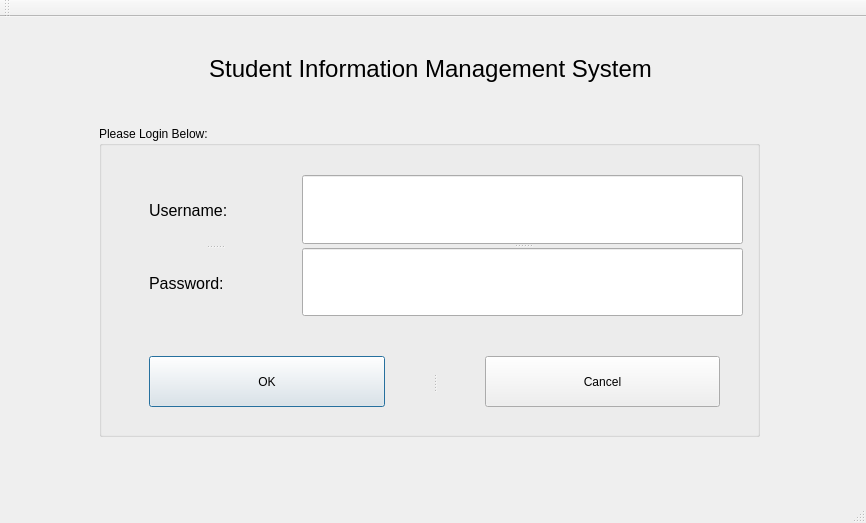
First picture: the form in Form Files/loginView.ui, repository alixabahena/SIMS, before the edit.
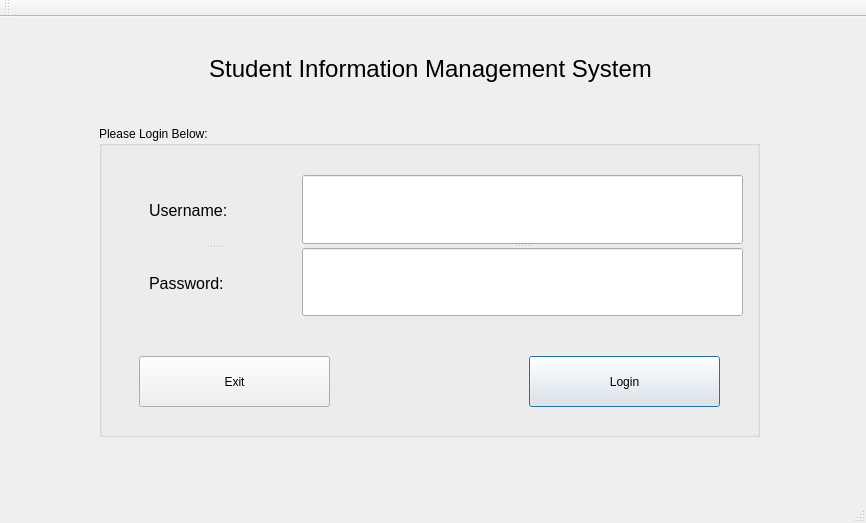
Second picture: the form after the edit.

Commit message: change login screen buttons to be more meaningful

```diff
--- a/Form Files/loginView.ui
+++ b/Form Files/loginView.ui
@@ -147,29 +147,22 @@
       </property>
      </widget>
     </widget>
-    <widget class="QSplitter" name="splitter">
-     <property name="geometry">
-      <rect>
-       <x>50</x>
-       <y>230</y>
-       <width>571</width>
-       <height>51</height>
-      </rect>
-     </property>
-     <property name="orientation">
-      <enum>Qt::Horizontal</enum>
-     </property>
-     <property name="handleWidth">
-      <number>100</number>
-     </property>
      <widget class="QPushButton" name="okButton">
+     <property name="geometry">
+      <rect>
+       <x>430</x>
+       <y>230</y>
+       <width>191</width>
+       <height>51</height>
+      </rect>
+     </property>
       <property name="font">
        <font>
         <pointsize>9</pointsize>
        </font>
       </property>
       <property name="text">
-       <string>OK</string>
+      <string>Login</string>
       </property>
       <property name="autoDefault">
        <bool>true</bool>
@@ -179,15 +172,28 @@
       </property>
      </widget>
      <widget class="QPushButton" name="cancelButton">
+     <property name="geometry">
+      <rect>
+       <x>40</x>
+       <y>230</y>
+       <width>191</width>
+       <height>51</height>
+      </rect>
+     </property>
+     <property name="minimumSize">
+      <size>
+       <width>108</width>
+       <height>0</height>
+      </size>
+     </property>
       <property name="font">
        <font>
         <pointsize>9</pointsize>
        </font>
       </property>
       <property name="text">
-       <string>Cancel</string>
-      </property>
-     </widget>
+      <string>Exit</string>
+     </property>
     </widget>
    </widget>
   </widget>
```
Lines whose indentation alone changed are shown as unchanged.
